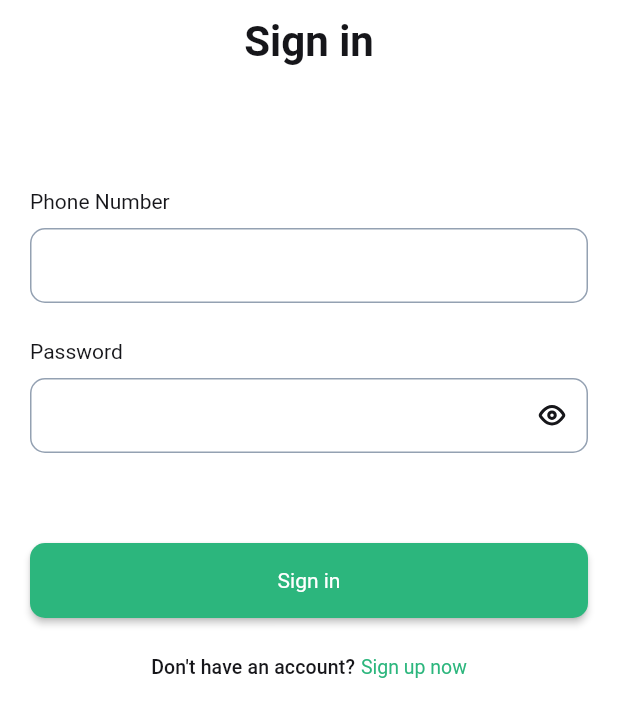
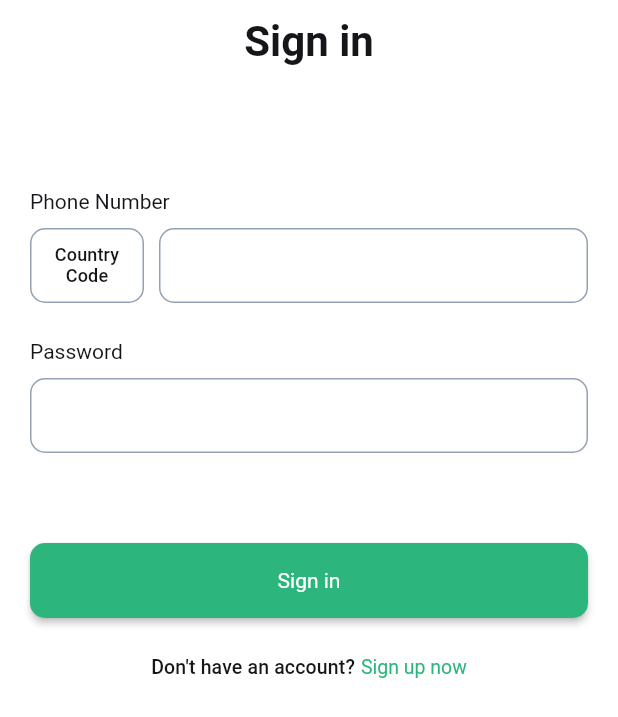
Before and after one commit to mahdinaghikhanii/Car-Rental, a Flutter app: the screen it shows after launch, on a phone screen of 412 x 824 dp. Shown: the top 717 px of the screen. Run offline on Flutter 3.47's test engine with Material 2 defaults, Android fonts, the phone set to English and light mode, and no system bars; our stand-ins replace dio, equatable, firebase_auth, firebase_core, flutter_bloc, flutter_svg and 2 more; missing offline and left inert: fl_country_code_picker; accounts and stored records are empty; Roboto replaces fonts that are missing (Inder).

```diff
--- /dev/null
+++ b/lib/data/entity/auth_entity.dart
@@ -0,0 +1,5 @@
+import 'package:flutter/material.dart';
+
+class AuthEntity {
+  ValueNotifier valueNotifier = ValueNotifier(0);
+}
--- a/lib/main.dart
+++ b/lib/main.dart
@@ -10,6 +10,7 @@ import 'package:flutter/material.dart';
 import 'package:fl_country_code_picker/fl_country_code_picker.dart' as flc;
 
 void main() async {
+  WidgetsFlutterBinding.ensureInitialized();
   await Firebase.initializeApp(
     options: DefaultFirebaseOptions.currentPlatform,
   );
--- a/lib/ui/auth/sign_in/sign_in.dart
+++ b/lib/ui/auth/sign_in/sign_in.dart
@@ -1,16 +1,27 @@
 import 'package:car/ui/auth/sign_up/sign_up.dart';
 import 'package:car/ui/widgets/custom_green_button.dart';
 import 'package:car/ui/widgets/text_input.dart';
+import 'package:fl_country_code_picker/fl_country_code_picker.dart';
 
 import '../../../common/dimensions.dart';
 import '../../../generated/l10n.dart';
 import 'package:flutter/material.dart';
 
-class SignInScreen extends StatelessWidget {
+class SignInScreen extends StatefulWidget {
   const SignInScreen({super.key});
 
   @override
+  State<SignInScreen> createState() => _SignInScreenState();
+}
+
+class _SignInScreenState extends State<SignInScreen> {
+  final countryPicker = const FlCountryCodePicker();
+  CountryCode? countryCode;
+
+  @override
   Widget build(BuildContext context) {
+    final GlobalKey<FormState> _formKey = GlobalKey<FormState>();
+    final GlobalKey<FormState> _formKey2 = GlobalKey<FormState>();
     TextEditingController phoneNumberController = TextEditingController();
     TextEditingController passwordController = TextEditingController();
     const double customSizeTitle = 14;
@@ -24,6 +35,8 @@ class SignInScreen extends StatelessWidget {
       body: SingleChildScrollView(
         child: Padding(
           padding: EdgeInsets.symmetric(horizontal: Dimensions.mediumPadding),
+          child: Form(
+            key: _formKey,
             child: Column(
               crossAxisAlignment: CrossAxisAlignment.start,
               children: [
@@ -36,7 +49,49 @@ class SignInScreen extends StatelessWidget {
                       .copyWith(fontSize: customSizeTitle),
                 ),
                 const SizedBox(height: 10),
-              TextInputWidgets(controller: phoneNumberController),
+                Row(children: [
+                  GestureDetector(
+                    onTap: () async {
+                      final code =
+                          await countryPicker.showPicker(context: context);
+
+                      setState(() {
+                        countryCode = code;
+                      });
+                    },
+                    child: Container(
+                        width: 76,
+                        height: 50,
+                        decoration: BoxDecoration(
+                            borderRadius: BorderRadius.circular(
+                                Dimensions.smallBoderRadius),
+                            border: Border.all(
+                              color: Theme.of(context).cardColor,
+                            )),
+                        child: countryCode != null
+                            ? Center(
+                                child: Text(
+                                countryCode!.dialCode,
+                                style: Theme.of(context).textTheme.titleMedium,
+                              ))
+                            : Center(
+                                child: Text(
+                                  "Country\nCode",
+                                  textAlign: TextAlign.center,
+                                  style: Theme.of(context)
+                                      .textTheme
+                                      .titleSmall!
+                                      .copyWith(fontSize: 12),
+                                ),
+                              )),
+                  ),
+                  const SizedBox(width: 10),
+                  Expanded(
+                    child: TextInputWidgets(
+                      controller: phoneNumberController,
+                    ),
+                  )
+                ]),
                 const SizedBox(height: 24),
                 Text(
                   S.of(context).password,
@@ -48,7 +103,6 @@ class SignInScreen extends StatelessWidget {
                 const SizedBox(height: 10),
                 TextInputWidgets(
                   controller: passwordController,
-                password: true,
                 ),
                 const SizedBox(height: 60),
                 CustomGreenButtonWidgets(
@@ -78,6 +132,7 @@ class SignInScreen extends StatelessWidget {
             ),
           ),
         ),
+      ),
     );
   }
 }
--- a/lib/ui/widgets/text_input.dart
+++ b/lib/ui/widgets/text_input.dart
@@ -13,6 +13,7 @@ class TextInputWidgets extends StatelessWidget {
     return SizedBox(
       height: 50,
       child: TextFormField(
+          cursorColor: Theme.of(context).cardColor,
           obscureText: password,
           controller: controller,
           decoration: InputDecoration(
@@ -21,7 +22,6 @@ class TextInputWidgets extends StatelessWidget {
                       onPressed: () {},
                       icon: SvgPicture.asset("assets/icon/ayse.svg"))
                   : null,
-              fillColor: Colors.white,
               focusedBorder: OutlineInputBorder(
                 borderRadius:
                     BorderRadius.circular(Dimensions.smallBoderRadius),
--- a/pubspec.yaml
+++ b/pubspec.yaml
@@ -48,6 +48,7 @@ dependencies:
   pinput: ^2.2.23
   fl_country_code_picker: ^0.1.2
   firebase_core: ^2.5.0
+  firebase_auth: ^4.2.6
 dev_dependencies:
   flutter_test:
     sdk: flutter
```
Also changed, not shown: lib/data/repo/auth_repo.dart (added, +20 -0 lines), lib/data/source/auth_data_source.dart (added, +38 -0 lines), lib/ui/auth/sign_up/bloc/signup_bloc.dart (added, +24 -0 lines), lib/ui/auth/sign_up/bloc/signup_event.dart (added, +17 -0 lines), lib/ui/auth/sign_up/bloc/signup_state.dart (added, +19 -0 lines), lib/ui/auth/sign_up/sign_up.dart (+22 -6 lines), pubspec.lock, 2 other files. Lines whose indentation alone changed are shown as unchanged.
